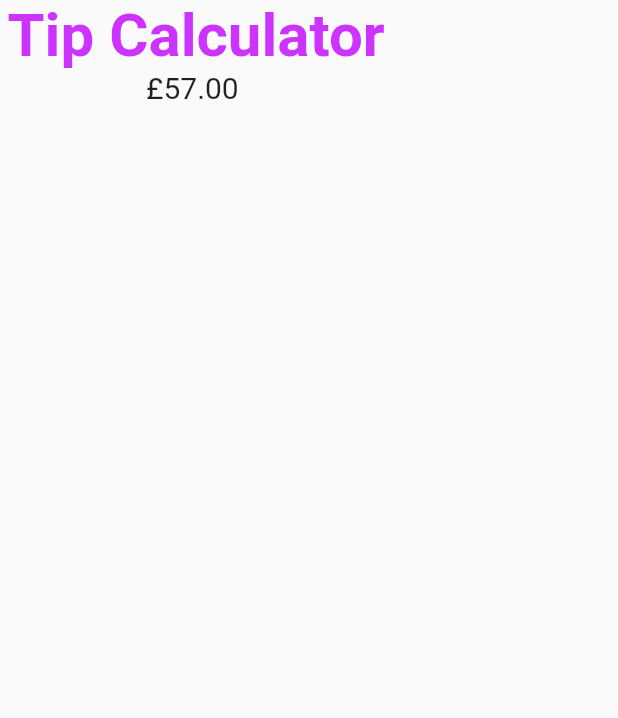
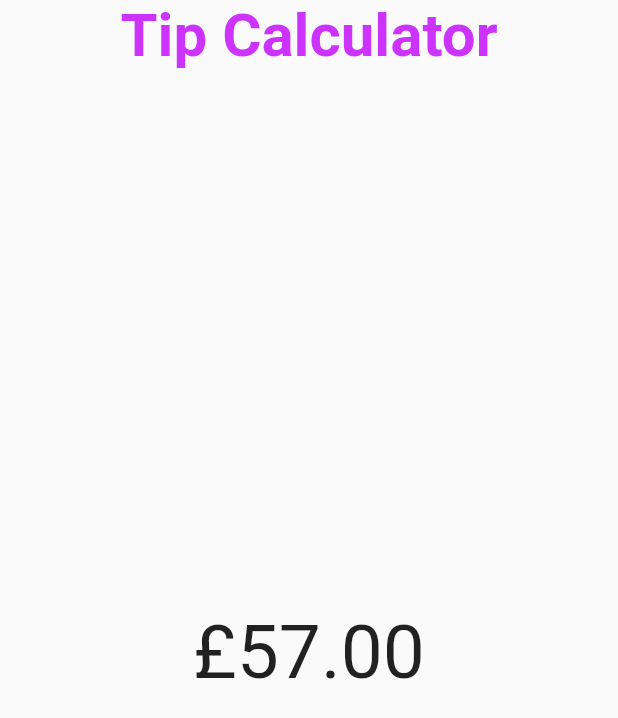
Before and after one commit to RangerVinven/Tip-Calculator, a Flutter app: the screen it shows after launch, on a phone screen of 412 x 824 dp. Shown: the top 718 px of the screen. Run offline on Flutter 3.47's test engine with Material 2 defaults, Android fonts, the phone set to English and light mode, and no system bars.

```diff
--- a/lib/main.dart
+++ b/lib/main.dart
@@ -17,11 +17,10 @@ class _HomePageState extends State<HomePage> {
     return MaterialApp(
       home: Scaffold(
         body: SafeArea(
-          child: Column(
-            children: [
-              Container(
-                margin: const EdgeInsets.fromLTRB(5, 0, 0, 0),
-                child: const Text(
+          child: Center(
+            child: Column(
+              children: const [
+                Text(
                   "Tip Calculator",
                   style: TextStyle(
                     fontSize: 40,
@@ -29,17 +28,23 @@ class _HomePageState extends State<HomePage> {
                     color: Color.fromARGB(255, 204, 51, 255)
                   ),
                 ),
-              ),
-              const Text(
-                "£57.00",
-                style: TextStyle(
-                  fontSize: 20,
+                Expanded(
+                  child: Align(
+                    alignment: Alignment.center,
+                    child: Text(
+                      "£57.00",
+                      textAlign: TextAlign.center,
+                      style: TextStyle(
+                        fontSize: 50,
+                      ),
+                    ),
+                  ),
                 ),
-              )
-            ]
+              ],
+            ),
           ),
         ),
-      )
+      ),
     );
   }
 }
```
